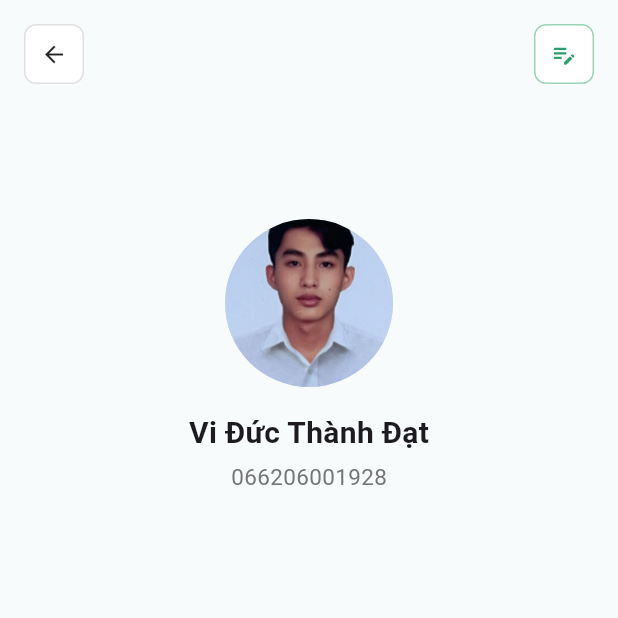
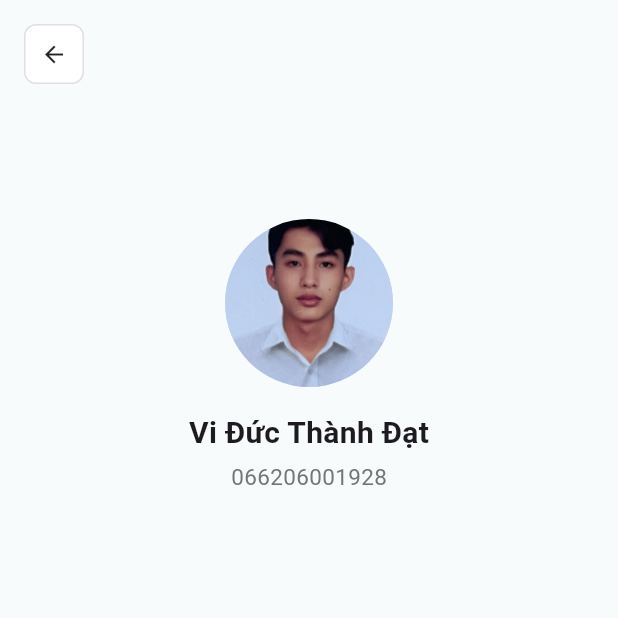
Before and after one commit to viducthanhdat-web/new-repository, a Flutter app: the screen it shows after launch, on a phone screen of 412 x 824 dp, the top half of it. Run offline on Flutter 3.47's test engine with Material 3 defaults, Android fonts, the phone set to English and light mode, and no system bars.

Commit message:
sửa bài

```diff
--- a/bai3/lib/main.dart
+++ b/bai3/lib/main.dart
@@ -1,10 +1,7 @@
 import 'package:flutter/material.dart';
-
 void main() => runApp(const MyApp());
-
 class MyApp extends StatelessWidget {
   const MyApp({super.key});
-
   @override
   Widget build(BuildContext context) {
     return MaterialApp(
@@ -15,13 +12,10 @@ class MyApp extends StatelessWidget {
     );
   }
 }
-
 class ProfileScreen extends StatelessWidget {
   const ProfileScreen({super.key});
-
   static const String name = 'Vi Đức Thành Đạt';
   static const String studentId = '066206001928';
-
   @override
   Widget build(BuildContext context) {
     return Scaffold(
@@ -40,30 +34,15 @@ class ProfileScreen extends StatelessWidget {
                     borderColor: Colors.grey.shade300,
                     onTap: () => Navigator.maybePop(context),
                   ),
-                  _SquareButton(
-                    icon: Icons.edit_note,
-                    color: const Color(0xFF2E9E6B),
-                    borderColor: const Color(0xFF9AD5B8),
-                    onTap: () {
-                      ScaffoldMessenger.of(context).showSnackBar(
-                        const SnackBar(content: Text('Chỉnh sửa hồ sơ')),
-                      );
-                    },
-                  ),
                 ],
               ),
               const SizedBox(height: 90),
-              // Ảnh đại diện
           const CircleAvatar(
             radius: 56,
             backgroundColor: Color(0xFFCFE3F5),
             backgroundImage: AssetImage('assets/avatar.jpg'),
-
-                // Muốn dùng ảnh của bạn:
-                // backgroundImage: AssetImage('assets/avatar.png'),
               ),
               const SizedBox(height: 16),
-              // Tên + MSSV
               const Text(
                 name,
                 style: TextStyle(fontSize: 20, fontWeight: FontWeight.bold),
@@ -80,7 +59,6 @@ class ProfileScreen extends StatelessWidget {
     );
   }
 }
-
 class _SquareButton extends StatelessWidget {
   final IconData icon;
   final Color color;
@@ -92,8 +70,8 @@ class _SquareButton extends StatelessWidget {
     required this.color,
     required this.borderColor,
     required this.onTap,
-  });
-
+  }
+  );
   @override
   Widget build(BuildContext context) {
     return InkWell(
```
